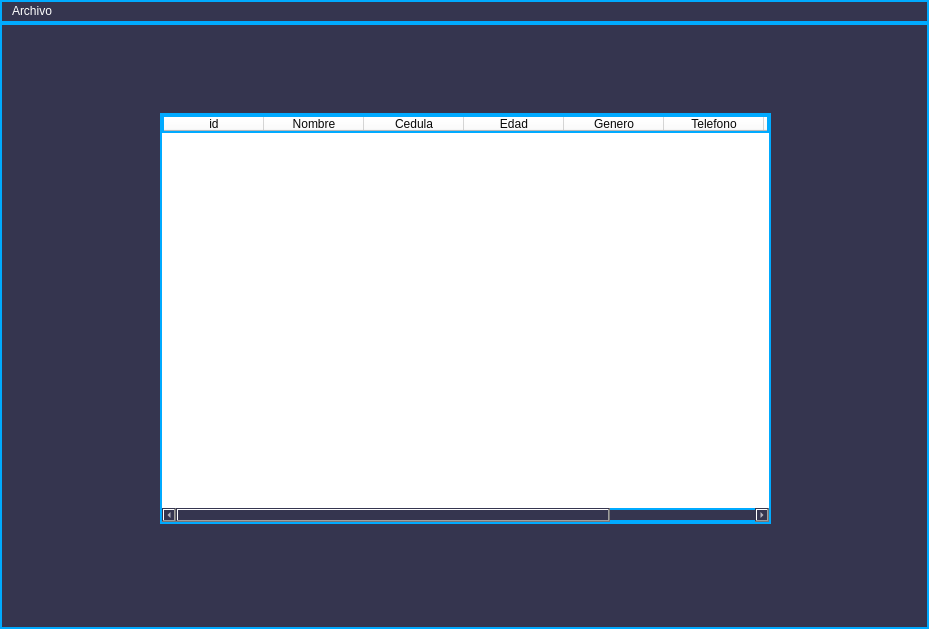
This is views/clientes.ui in joanmera/Gameverse_Interface as Qt 5 draws it before an edit. The edited form follows.
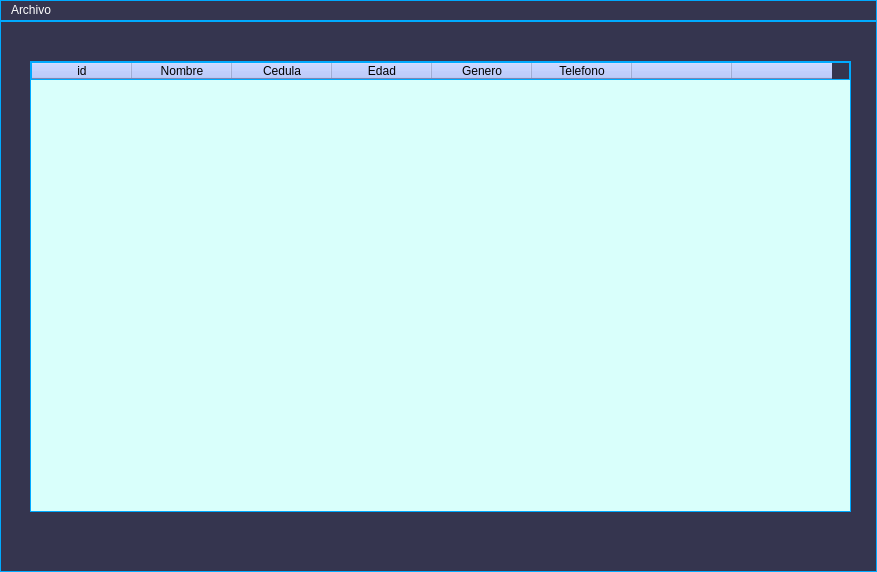
This is the edited form.

The edit to the form file:
```diff
--- a/views/clientes.ui
+++ b/views/clientes.ui
@@ -6,8 +6,8 @@
    <rect>
     <x>0</x>
     <y>0</y>
-    <width>929</width>
-    <height>629</height>
+    <width>877</width>
+    <height>572</height>
    </rect>
   </property>
   <property name="windowTitle">
@@ -15,22 +15,39 @@
   </property>
   <property name="styleSheet">
    <string notr="true">background-color: rgb(53, 53, 79);
-border: 2px solid #00aaff; /* Contorno neon azul */
+border: 1px solid #00aaff; /* Contorno neon azul */
 color: rgb(255, 255, 255);</string>
   </property>
   <widget class="QWidget" name="centralwidget">
    <widget class="QTableWidget" name="clientTable">
     <property name="geometry">
      <rect>
-      <x>160</x>
-      <y>90</y>
-      <width>611</width>
-      <height>411</height>
+      <x>30</x>
+      <y>40</y>
+      <width>821</width>
+      <height>451</height>
      </rect>
     </property>
     <property name="styleSheet">
-     <string notr="true">color: rgb(7, 7, 7);
-background-color: rgb(255, 255, 255);</string>
+     <string notr="true">QTableWidget {
+	color: rgb(201, 255, 252);
+    background-color: #d9fffb;; /* Fondo de la tabla (celeste muy tenue) */
+}
+
+QTableWidget QHeaderView:section {
+    background-color: #a9bdff ; /* Fondo del encabezado de la columna (celeste muy tenue) */
+    color: black; /* Color del texto del encabezado de la columna (negro) */
+}
+
+QTableWidget::item {
+    padding: 5px; /* Espaciado interno de las celdas */ 
+	color: black;
+}
+
+QTableWidget::item:selected {
+    background-color: #d1d1d1; /* Fondo de la celda seleccionada (celeste muy tenue) */
+    color: black; /* Color del texto de la celda seleccionada */
+}</string>
     </property>
     <column>
      <property name="text">
@@ -64,12 +81,12 @@
     </column>
     <column>
      <property name="text">
-      <string>New Column</string>
+      <string/>
      </property>
     </column>
     <column>
      <property name="text">
-      <string>New Column</string>
+      <string/>
      </property>
     </column>
    </widget>
@@ -79,8 +96,8 @@
     <rect>
      <x>0</x>
      <y>0</y>
-     <width>929</width>
-     <height>22</height>
+     <width>877</width>
+     <height>23</height>
     </rect>
    </property>
    <widget class="QMenu" name="menuCliente">
```
